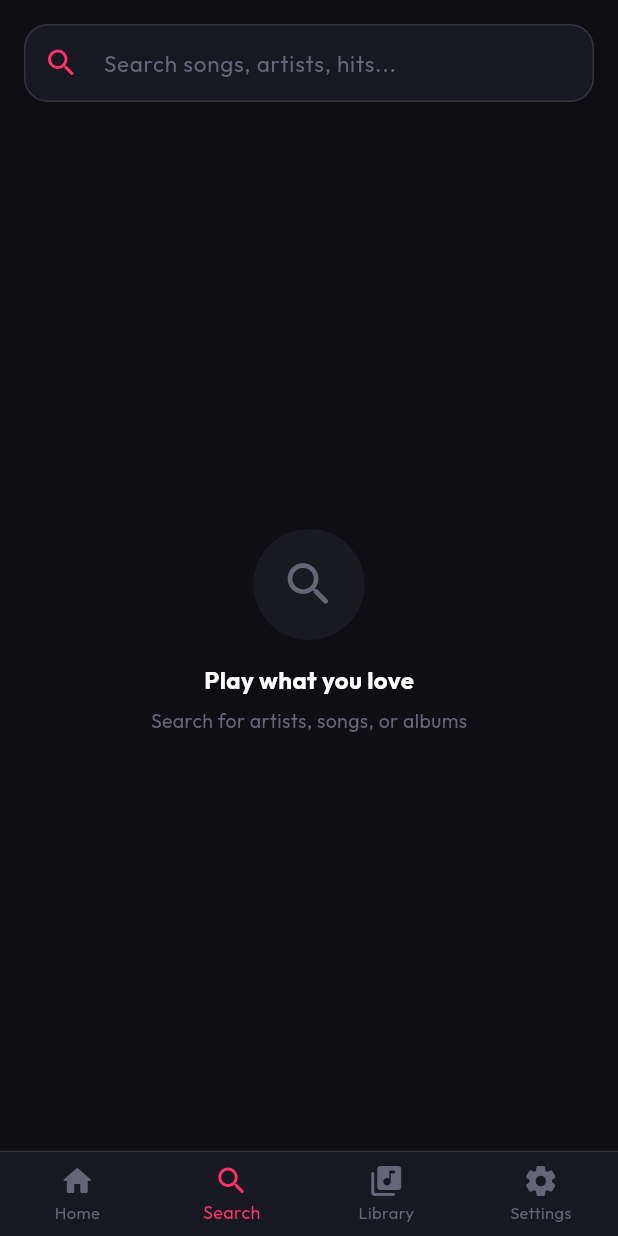
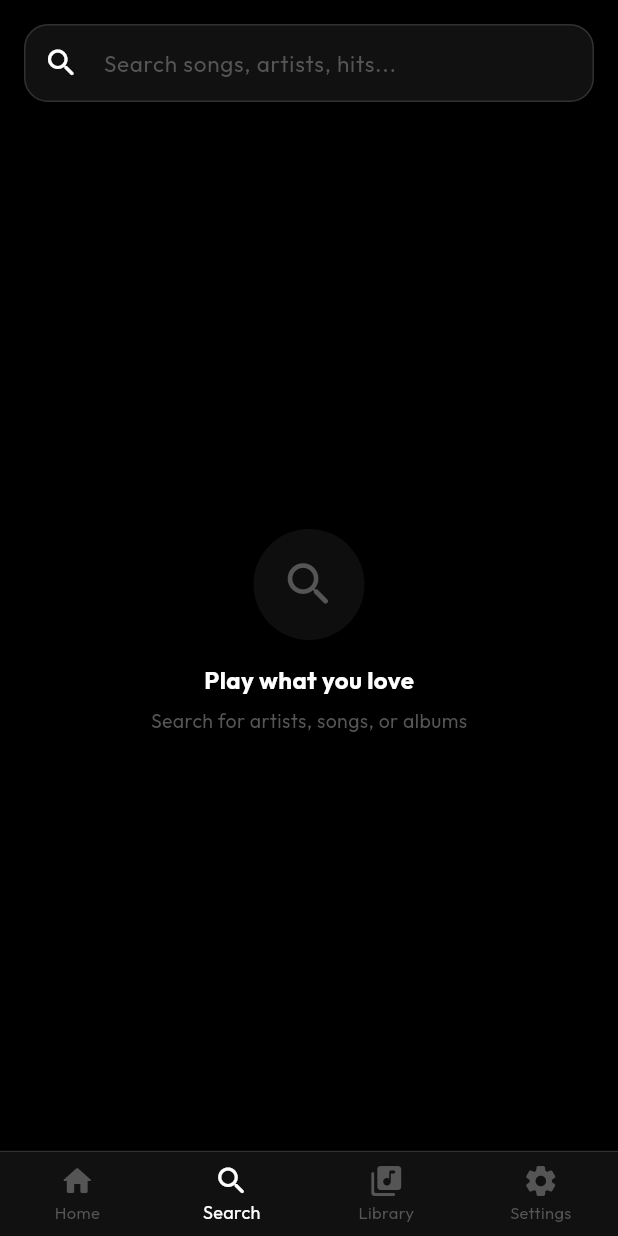
Before and after one commit to abhi963007/Kukku-Music, a Flutter app: the screen it shows after launch, after a tap on "Search songs, artists, movie soundtracks", on a phone screen of 412 x 824 dp. Run offline on Flutter 3.47's test engine with Material 3 defaults, Android fonts, the phone set to English and light mode, and no system bars; our stand-ins replace audio_service, audio_video_progress_bar, cached_network_image, dio, get, google_fonts and 3 more; missing offline and left inert: audio_session, youtube_explode_dart; accounts and stored records are empty; network calls fail.

Commit message:
feat: implement SongTile widget, SettingsScreen UI, and initial AppTheme configurations

```diff
--- a/lib/ui/screens/home_screen.dart
+++ b/lib/ui/screens/home_screen.dart
@@ -730,7 +730,7 @@ class _HomeScreenState extends State<HomeScreen> {
         shape: RoundedRectangleBorder(borderRadius: BorderRadius.circular(18)),
         title: const Row(
           children: [
-            Icon(Icons.history_toggle_off_rounded, color: Colors.orangeAccent, size: 22),
+            Icon(Icons.history_toggle_off_rounded, color: AppTheme.textSecondary, size: 22),
             SizedBox(width: 10),
             Text("Clear Recent Songs?", style: TextStyle(fontSize: 18, color: Colors.white, fontWeight: FontWeight.bold)),
           ],
@@ -746,7 +746,7 @@ class _HomeScreenState extends State<HomeScreen> {
           ),
           ElevatedButton(
             style: ElevatedButton.styleFrom(
-              backgroundColor: Colors.redAccent.withOpacity(0.8),
+              backgroundColor: Colors.white.withOpacity(0.12),
               shape: RoundedRectangleBorder(borderRadius: BorderRadius.circular(10)),
             ),
             onPressed: () {
--- a/lib/ui/screens/settings_screen.dart
+++ b/lib/ui/screens/settings_screen.dart
@@ -143,8 +143,8 @@ class SettingsScreen extends StatelessWidget {
                     width: double.infinity,
                     child: OutlinedButton.icon(
                       style: OutlinedButton.styleFrom(
-                        foregroundColor: Colors.redAccent,
-                        side: const BorderSide(color: Colors.redAccent),
+                        foregroundColor: AppTheme.textSecondary,
+                        side: const BorderSide(color: AppTheme.textMuted),
                         shape: RoundedRectangleBorder(borderRadius: BorderRadius.circular(12)),
                         padding: const EdgeInsets.symmetric(vertical: 12),
                       ),
--- a/lib/ui/theme/app_theme.dart
+++ b/lib/ui/theme/app_theme.dart
@@ -2,26 +2,28 @@ import 'package:flutter/material.dart';
 import 'package:google_fonts/google_fonts.dart';
 
 class AppTheme {
-  static const Color background = Color(0xFF0F0F13);
-  static const Color surface = Color(0xFF181822);
-  static const Color surfaceLight = Color(0xFF232332);
-  static const Color primary = Color(0xFFFF3366);
-  static const Color primaryAccent = Color(0xFFFF6B8B);
-  static const Color secondary = Color(0xFF7000FF);
-  static const Color textPrimary = Color(0xFFFFFFFF);
-  static const Color textSecondary = Color(0xFF9E9EAF);
-  static const Color textMuted = Color(0xFF656578);
-  static const Color success = Color(0xFF00E676);
-  static const Color cardBorder = Color(0x1FFFFFFF);
+  // ── Monochrome Palette (inspired by the black & white ghost logo) ─────────
+  static const Color background    = Color(0xFF000000); // Pure black
+  static const Color surface       = Color(0xFF111111); // Near-black card
+  static const Color surfaceLight  = Color(0xFF1C1C1C); // Lifted surface
+  static const Color primary       = Color(0xFFFFFFFF); // White as accent
+  static const Color primaryAccent = Color(0xFFE0E0E0); // Soft white
+  static const Color secondary     = Color(0xFF888888); // Mid grey
+  static const Color textPrimary   = Color(0xFFFFFFFF); // Pure white text
+  static const Color textSecondary = Color(0xFFAAAAAA); // Light grey
+  static const Color textMuted     = Color(0xFF555555); // Dark grey
+  static const Color success       = Color(0xFFFFFFFF); // White for success
+  static const Color cardBorder    = Color(0x22FFFFFF); // Subtle white border
 
+  // White → grey gradient (like the logo's black/white shading)
   static const LinearGradient primaryGradient = LinearGradient(
-    colors: [primary, secondary],
+    colors: [Color(0xFFFFFFFF), Color(0xFF888888)],
     begin: Alignment.topLeft,
     end: Alignment.bottomRight,
   );
 
   static const LinearGradient cardGradient = LinearGradient(
-    colors: [Color(0xFF1E1E2C), Color(0xFF14141F)],
+    colors: [Color(0xFF1A1A1A), Color(0xFF0D0D0D)],
     begin: Alignment.topCenter,
     end: Alignment.bottomCenter,
   );
--- a/lib/ui/widgets/mini_player.dart
+++ b/lib/ui/widgets/mini_player.dart
@@ -26,7 +26,7 @@ class MiniPlayer extends StatelessWidget {
       final progress = total > 0 ? (pos / total).clamp(0.0, 1.0) : 0.0;
 
       return Material(
-        color: const Color(0xFF141720),
+        color: AppTheme.surface,
         child: InkWell(
           onTap: () {
             Get.to(
@@ -37,7 +37,7 @@ class MiniPlayer extends StatelessWidget {
           },
           child: Container(
             decoration: BoxDecoration(
-              color: const Color(0xFF141720),
+              color: AppTheme.surface,
               border: Border(
                 top: BorderSide(
                   color: Colors.white.withOpacity(0.08),
--- a/lib/ui/widgets/song_tile.dart
+++ b/lib/ui/widgets/song_tile.dart
@@ -184,9 +184,9 @@ class SongTile extends StatelessWidget {
                             value: 'delete',
                             child: Row(
                               children: [
-                                Icon(Icons.delete_outline_rounded, size: 18, color: Colors.redAccent),
+                                Icon(Icons.delete_outline_rounded, size: 18, color: AppTheme.textSecondary),
                                 SizedBox(width: 10),
-                                Text("Remove Download", style: TextStyle(color: Colors.redAccent)),
+                                Text("Remove Download", style: TextStyle(color: AppTheme.textSecondary)),
                               ],
                             ),
                           ),
@@ -195,9 +195,9 @@ class SongTile extends StatelessWidget {
                             value: 'remove_recent',
                             child: Row(
                               children: [
-                                Icon(Icons.history_toggle_off_rounded, size: 18, color: Colors.orangeAccent),
+                                Icon(Icons.history_toggle_off_rounded, size: 18, color: AppTheme.textSecondary),
                                 SizedBox(width: 10),
-                                Text("Remove from History", style: TextStyle(color: Colors.orangeAccent)),
+                                Text("Remove from History", style: TextStyle(color: AppTheme.textSecondary)),
                               ],
                             ),
                           ),
```
